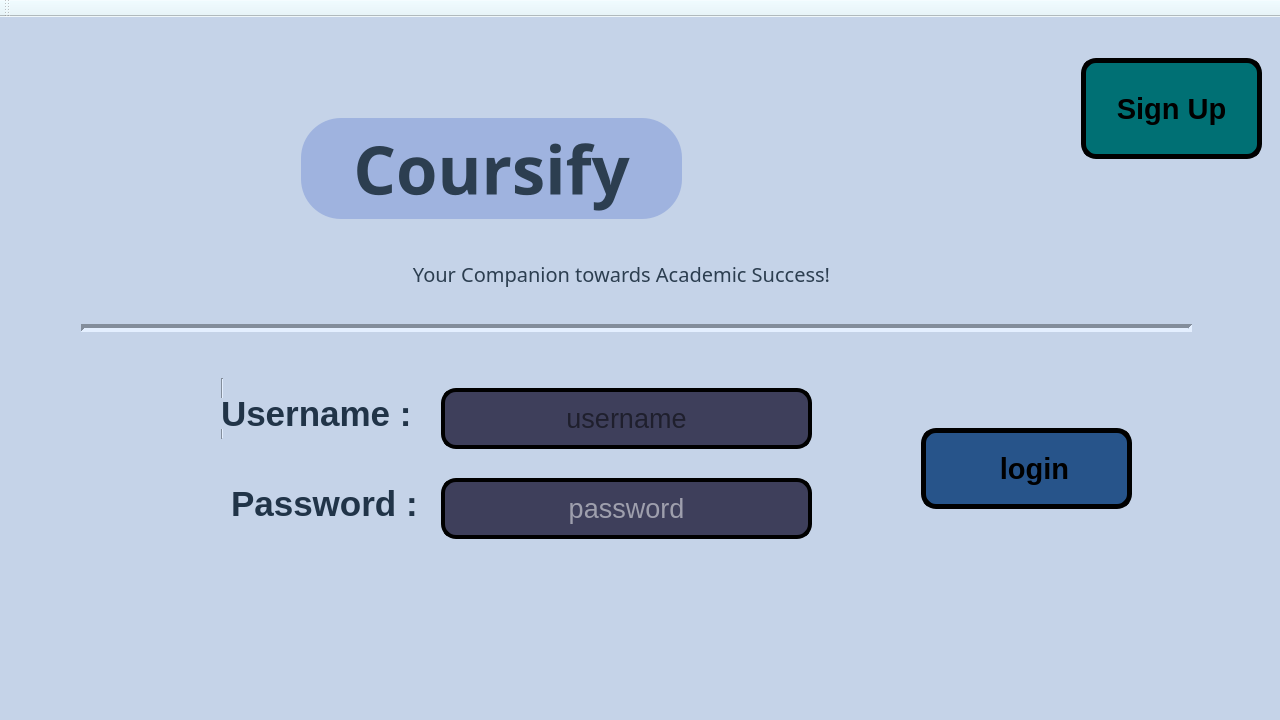
Above: Coursify.ui from Ahmed-ElGoharyy/Coursifyy before the change. Below: the same form after it.
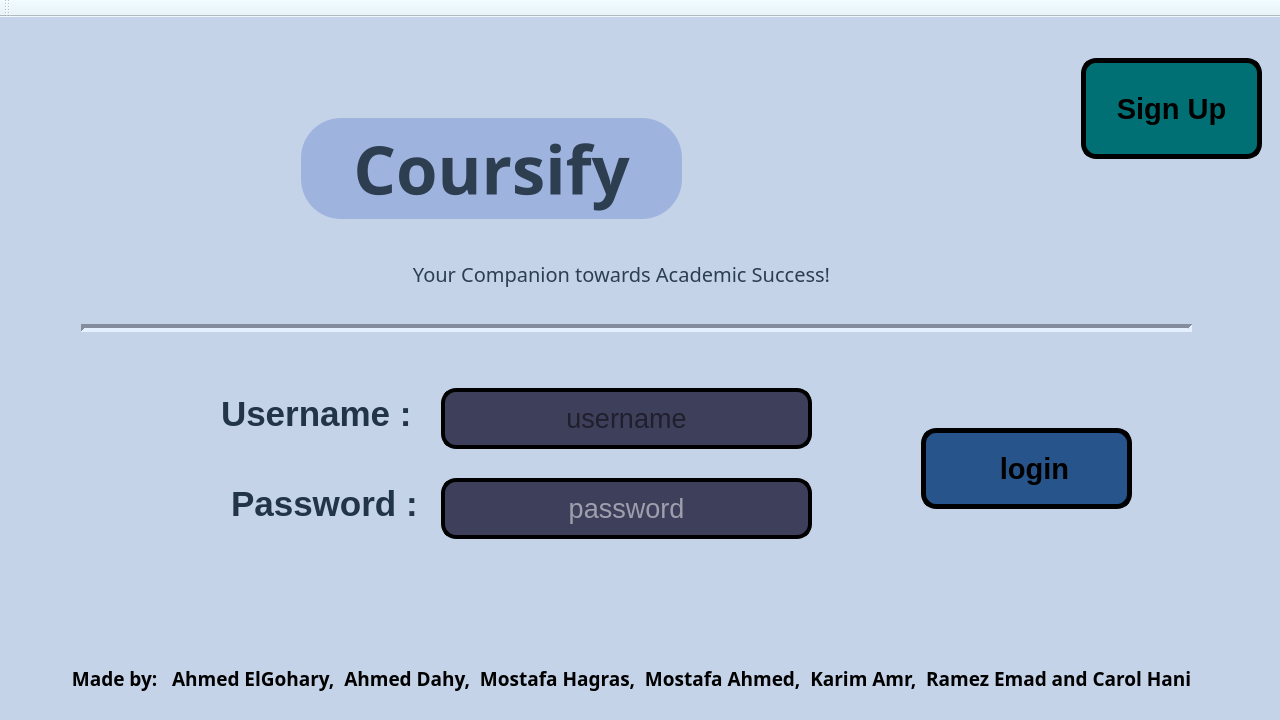
That is the form after the change. The open tabs and pages were chosen to show the change. Icons and pictures are not drawn.

Commit message: Added our names

```diff
--- a/Coursify.ui
+++ b/Coursify.ui
@@ -502,19 +502,6 @@
        <number>3</number>
       </property>
       <widget class="QWidget" name="Login">
-       <widget class="Line" name="line_2">
-        <property name="geometry">
-         <rect>
-          <x>210</x>
-          <y>350</y>
-          <width>3</width>
-          <height>61</height>
-         </rect>
-        </property>
-        <property name="orientation">
-         <enum>Qt::Orientation::Vertical</enum>
-        </property>
-       </widget>
        <widget class="QLabel" name="label_6">
         <property name="geometry">
          <rect>
@@ -2006,6 +1993,512 @@
          <set>Qt::AlignmentFlag::AlignCenter</set>
         </property>
        </widget>
+       <widget class="QLabel" name="label_12">
+        <property name="geometry">
+         <rect>
+          <x>20</x>
+          <y>630</y>
+          <width>1201</width>
+          <height>41</height>
+         </rect>
+        </property>
+        <property name="palette">
+         <palette>
+          <active>
+           <colorrole role="WindowText">
+            <brush brushstyle="SolidPattern">
+             <color alpha="255">
+              <red>0</red>
+              <green>0</green>
+              <blue>0</blue>
+             </color>
+            </brush>
+           </colorrole>
+           <colorrole role="Button">
+            <brush brushstyle="SolidPattern">
+             <color alpha="255">
+              <red>4</red>
+              <green>4</green>
+              <blue>4</blue>
+             </color>
+            </brush>
+           </colorrole>
+           <colorrole role="Light">
+            <brush brushstyle="SolidPattern">
+             <color alpha="255">
+              <red>6</red>
+              <green>6</green>
+              <blue>6</blue>
+             </color>
+            </brush>
+           </colorrole>
+           <colorrole role="Midlight">
+            <brush brushstyle="SolidPattern">
+             <color alpha="255">
+              <red>5</red>
+              <green>5</green>
+              <blue>5</blue>
+             </color>
+            </brush>
+           </colorrole>
+           <colorrole role="Dark">
+            <brush brushstyle="SolidPattern">
+             <color alpha="255">
+              <red>2</red>
+              <green>2</green>
+              <blue>2</blue>
+             </color>
+            </brush>
+           </colorrole>
+           <colorrole role="Mid">
+            <brush brushstyle="SolidPattern">
+             <color alpha="255">
+              <red>3</red>
+              <green>3</green>
+              <blue>3</blue>
+             </color>
+            </brush>
+           </colorrole>
+           <colorrole role="Text">
+            <brush brushstyle="SolidPattern">
+             <color alpha="255">
+              <red>0</red>
+              <green>0</green>
+              <blue>0</blue>
+             </color>
+            </brush>
+           </colorrole>
+           <colorrole role="BrightText">
+            <brush brushstyle="SolidPattern">
+             <color alpha="255">
+              <red>255</red>
+              <green>255</green>
+              <blue>255</blue>
+             </color>
+            </brush>
+           </colorrole>
+           <colorrole role="ButtonText">
+            <brush brushstyle="SolidPattern">
+             <color alpha="255">
+              <red>255</red>
+              <green>255</green>
+              <blue>255</blue>
+             </color>
+            </brush>
+           </colorrole>
+           <colorrole role="Base">
+            <brush brushstyle="SolidPattern">
+             <color alpha="255">
+              <red>0</red>
+              <green>0</green>
+              <blue>0</blue>
+             </color>
+            </brush>
+           </colorrole>
+           <colorrole role="Window">
+            <brush brushstyle="SolidPattern">
+             <color alpha="255">
+              <red>4</red>
+              <green>4</green>
+              <blue>4</blue>
+             </color>
+            </brush>
+           </colorrole>
+           <colorrole role="Shadow">
+            <brush brushstyle="SolidPattern">
+             <color alpha="255">
+              <red>0</red>
+              <green>0</green>
+              <blue>0</blue>
+             </color>
+            </brush>
+           </colorrole>
+           <colorrole role="AlternateBase">
+            <brush brushstyle="SolidPattern">
+             <color alpha="255">
+              <red>2</red>
+              <green>2</green>
+              <blue>2</blue>
+             </color>
+            </brush>
+           </colorrole>
+           <colorrole role="ToolTipBase">
+            <brush brushstyle="SolidPattern">
+             <color alpha="255">
+              <red>255</red>
+              <green>255</green>
+              <blue>220</blue>
+             </color>
+            </brush>
+           </colorrole>
+           <colorrole role="ToolTipText">
+            <brush brushstyle="SolidPattern">
+             <color alpha="255">
+              <red>0</red>
+              <green>0</green>
+              <blue>0</blue>
+             </color>
+            </brush>
+           </colorrole>
+           <colorrole role="PlaceholderText">
+            <brush brushstyle="SolidPattern">
+             <color alpha="127">
+              <red>255</red>
+              <green>255</green>
+              <blue>255</blue>
+             </color>
+            </brush>
+           </colorrole>
+           <colorrole role="Accent">
+            <brush brushstyle="SolidPattern">
+             <color alpha="255">
+              <red>0</red>
+              <green>0</green>
+              <blue>0</blue>
+             </color>
+            </brush>
+           </colorrole>
+          </active>
+          <inactive>
+           <colorrole role="WindowText">
+            <brush brushstyle="SolidPattern">
+             <color alpha="255">
+              <red>0</red>
+              <green>0</green>
+              <blue>0</blue>
+             </color>
+            </brush>
+           </colorrole>
+           <colorrole role="Button">
+            <brush brushstyle="SolidPattern">
+             <color alpha="255">
+              <red>4</red>
+              <green>4</green>
+              <blue>4</blue>
+             </color>
+            </brush>
+           </colorrole>
+           <colorrole role="Light">
+            <brush brushstyle="SolidPattern">
+             <color alpha="255">
+              <red>6</red>
+              <green>6</green>
+              <blue>6</blue>
+             </color>
+            </brush>
+           </colorrole>
+           <colorrole role="Midlight">
+            <brush brushstyle="SolidPattern">
+             <color alpha="255">
+              <red>5</red>
+              <green>5</green>
+              <blue>5</blue>
+             </color>
+            </brush>
+           </colorrole>
+           <colorrole role="Dark">
+            <brush brushstyle="SolidPattern">
+             <color alpha="255">
+              <red>2</red>
+              <green>2</green>
+              <blue>2</blue>
+             </color>
+            </brush>
+           </colorrole>
+           <colorrole role="Mid">
+            <brush brushstyle="SolidPattern">
+             <color alpha="255">
+              <red>3</red>
+              <green>3</green>
+              <blue>3</blue>
+             </color>
+            </brush>
+           </colorrole>
+           <colorrole role="Text">
+            <brush brushstyle="SolidPattern">
+             <color alpha="255">
+              <red>0</red>
+              <green>0</green>
+              <blue>0</blue>
+             </color>
+            </brush>
+           </colorrole>
+           <colorrole role="BrightText">
+            <brush brushstyle="SolidPattern">
+             <color alpha="255">
+              <red>255</red>
+              <green>255</green>
+              <blue>255</blue>
+             </color>
+            </brush>
+           </colorrole>
+           <colorrole role="ButtonText">
+            <brush brushstyle="SolidPattern">
+             <color alpha="255">
+              <red>255</red>
+              <green>255</green>
+              <blue>255</blue>
+             </color>
+            </brush>
+           </colorrole>
+           <colorrole role="Base">
+            <brush brushstyle="SolidPattern">
+             <color alpha="255">
+              <red>0</red>
+              <green>0</green>
+              <blue>0</blue>
+             </color>
+            </brush>
+           </colorrole>
+           <colorrole role="Window">
+            <brush brushstyle="SolidPattern">
+             <color alpha="255">
+              <red>4</red>
+              <green>4</green>
+              <blue>4</blue>
+             </color>
+            </brush>
+           </colorrole>
+           <colorrole role="Shadow">
+            <brush brushstyle="SolidPattern">
+             <color alpha="255">
+              <red>0</red>
+              <green>0</green>
+              <blue>0</blue>
+             </color>
+            </brush>
+           </colorrole>
+           <colorrole role="AlternateBase">
+            <brush brushstyle="SolidPattern">
+             <color alpha="255">
+              <red>2</red>
+              <green>2</green>
+              <blue>2</blue>
+             </color>
+            </brush>
+           </colorrole>
+           <colorrole role="ToolTipBase">
+            <brush brushstyle="SolidPattern">
+             <color alpha="255">
+              <red>255</red>
+              <green>255</green>
+              <blue>220</blue>
+             </color>
+            </brush>
+           </colorrole>
+           <colorrole role="ToolTipText">
+            <brush brushstyle="SolidPattern">
+             <color alpha="255">
+              <red>0</red>
+              <green>0</green>
+              <blue>0</blue>
+             </color>
+            </brush>
+           </colorrole>
+           <colorrole role="PlaceholderText">
+            <brush brushstyle="SolidPattern">
+             <color alpha="127">
+              <red>255</red>
+              <green>255</green>
+              <blue>255</blue>
+             </color>
+            </brush>
+           </colorrole>
+           <colorrole role="Accent">
+            <brush brushstyle="SolidPattern">
+             <color alpha="255">
+              <red>0</red>
+              <green>0</green>
+              <blue>0</blue>
+             </color>
+            </brush>
+           </colorrole>
+          </inactive>
+          <disabled>
+           <colorrole role="WindowText">
+            <brush brushstyle="SolidPattern">
+             <color alpha="255">
+              <red>2</red>
+              <green>2</green>
+              <blue>2</blue>
+             </color>
+            </brush>
+           </colorrole>
+           <colorrole role="Button">
+            <brush brushstyle="SolidPattern">
+             <color alpha="255">
+              <red>4</red>
+              <green>4</green>
+              <blue>4</blue>
+             </color>
+            </brush>
+           </colorrole>
+           <colorrole role="Light">
+            <brush brushstyle="SolidPattern">
+             <color alpha="255">
+              <red>6</red>
+              <green>6</green>
+              <blue>6</blue>
+             </color>
+            </brush>
+           </colorrole>
+           <colorrole role="Midlight">
+            <brush brushstyle="SolidPattern">
+             <color alpha="255">
+              <red>5</red>
+              <green>5</green>
+              <blue>5</blue>
+             </color>
+            </brush>
+           </colorrole>
+           <colorrole role="Dark">
+            <brush brushstyle="SolidPattern">
+             <color alpha="255">
+              <red>2</red>
+              <green>2</green>
+              <blue>2</blue>
+             </color>
+            </brush>
+           </colorrole>
+           <colorrole role="Mid">
+            <brush brushstyle="SolidPattern">
+             <color alpha="255">
+              <red>3</red>
+              <green>3</green>
+              <blue>3</blue>
+             </color>
+            </brush>
+           </colorrole>
+           <colorrole role="Text">
+            <brush brushstyle="SolidPattern">
+             <color alpha="255">
+              <red>2</red>
+              <green>2</green>
+              <blue>2</blue>
+             </color>
+            </brush>
+           </colorrole>
+           <colorrole role="BrightText">
+            <brush brushstyle="SolidPattern">
+             <color alpha="255">
+              <red>255</red>
+              <green>255</green>
+              <blue>255</blue>
+             </color>
+            </brush>
+           </colorrole>
+           <colorrole role="ButtonText">
+            <brush brushstyle="SolidPattern">
+             <color alpha="255">
+              <red>2</red>
+              <green>2</green>
+              <blue>2</blue>
+             </color>
+            </brush>
+           </colorrole>
+           <colorrole role="Base">
+            <brush brushstyle="SolidPattern">
+             <color alpha="255">
+              <red>4</red>
+              <green>4</green>
+              <blue>4</blue>
+             </color>
+            </brush>
+           </colorrole>
+           <colorrole role="Window">
+            <brush brushstyle="SolidPattern">
+             <color alpha="255">
+              <red>4</red>
+              <green>4</green>
+              <blue>4</blue>
+             </color>
+            </brush>
+           </colorrole>
+           <colorrole role="Shadow">
+            <brush brushstyle="SolidPattern">
+             <color alpha="255">
+              <red>0</red>
+              <green>0</green>
+              <blue>0</blue>
+             </color>
+            </brush>
+           </colorrole>
+           <colorrole role="AlternateBase">
+            <brush brushstyle="SolidPattern">
+             <color alpha="255">
+              <red>4</red>
+              <green>4</green>
+              <blue>4</blue>
+             </color>
+            </brush>
+           </colorrole>
+           <colorrole role="ToolTipBase">
+            <brush brushstyle="SolidPattern">
+             <color alpha="255">
+              <red>255</red>
+              <green>255</green>
+              <blue>220</blue>
+             </color>
+            </brush>
+           </colorrole>
+           <colorrole role="ToolTipText">
+            <brush brushstyle="SolidPattern">
+             <color alpha="255">
+              <red>0</red>
+              <green>0</green>
+              <blue>0</blue>
+             </color>
+            </brush>
+           </colorrole>
+           <colorrole role="PlaceholderText">
+            <brush brushstyle="SolidPattern">
+             <color alpha="127">
+              <red>2</red>
+              <green>2</green>
+              <blue>2</blue>
+             </color>
+            </brush>
+           </colorrole>
+           <colorrole role="Accent">
+            <brush brushstyle="SolidPattern">
+             <color alpha="255">
+              <red>3</red>
+              <green>3</green>
+              <blue>3</blue>
+             </color>
+            </brush>
+           </colorrole>
+          </disabled>
+         </palette>
+        </property>
+        <property name="font">
+         <font>
+          <family>Segoe Print</family>
+          <pointsize>14</pointsize>
+          <italic>false</italic>
+          <bold>true</bold>
+         </font>
+        </property>
+        <property name="styleSheet">
+         <string notr="true">
+  </string>
+        </property>
+        <property name="lineWidth">
+         <number>-1</number>
+        </property>
+        <property name="text">
+         <string>Made by:   Ahmed ElGohary,  Ahmed Dahy,  Mostafa Hagras,  Mostafa Ahmed,  Karim Amr,  Ramez Emad and Carol Hani</string>
+        </property>
+        <property name="textFormat">
+         <enum>Qt::TextFormat::MarkdownText</enum>
+        </property>
+        <property name="alignment">
+         <set>Qt::AlignmentFlag::AlignCenter</set>
+        </property>
+        <property name="wordWrap">
+         <bool>false</bool>
+        </property>
+       </widget>
       </widget>
       <widget class="QWidget" name="Admin_Panel"/>
       <widget class="QWidget" name="Student_Panel"/>
```
Left out of the diff: 502 changed lines with no effect on the pictures. The commit also changes 1 other file.
